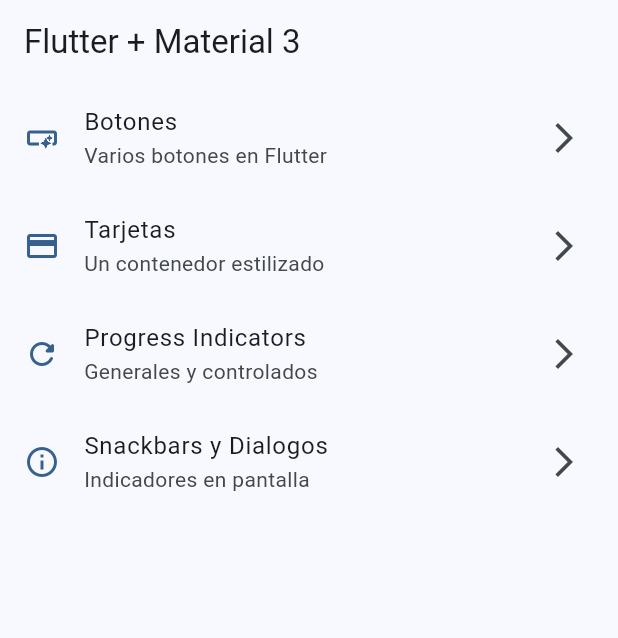
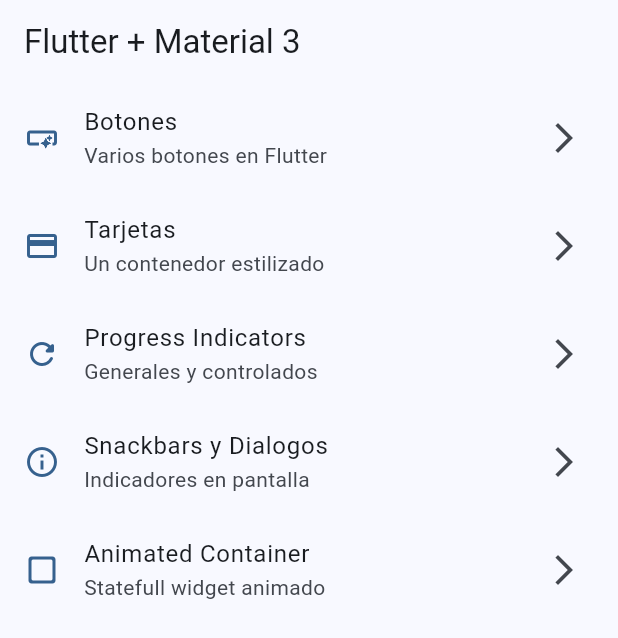
Before and after one commit to matiasespinozah/FlutterLearningMultipleWidgets, a Flutter app: the screen it shows after launch, on a phone screen of 412 x 824 dp. Shown: the top 638 px of the screen. Run offline on Flutter 3.47's test engine with Material 2 defaults, Android fonts, the phone set to English and light mode, and no system bars; our stand-ins replace go_router.

Commit message:
animated complete

```diff
--- a/lib/config/menu/menu_items.dart
+++ b/lib/config/menu/menu_items.dart
@@ -39,4 +39,10 @@ const appMenuItems = <MenuItem>[
     link: '/snackbar',
     icon: Icons.info_outline,
   ),
+  MenuItem(
+    title: 'Animated Container',
+    subtitle: 'Statefull widget animado',
+    link: '/animated',
+    icon: Icons.check_box_outline_blank_rounded,
+  ),
 ];
--- a/lib/config/router/app_router.dart
+++ b/lib/config/router/app_router.dart
@@ -29,5 +29,10 @@ final appRouter = GoRouter(
       path: '/snackbar',
       builder: (context, state) => const SnackbarScreen(),
     ),
+    GoRoute(
+      name: AnimatedScreen.name,
+      path: '/animated',
+      builder: (context, state) => const AnimatedScreen(),
+    ),
   ],
 );
```
Also changed, not shown: lib/presentation/screens/animated/animated_screen.dart (+48 -2 lines).
